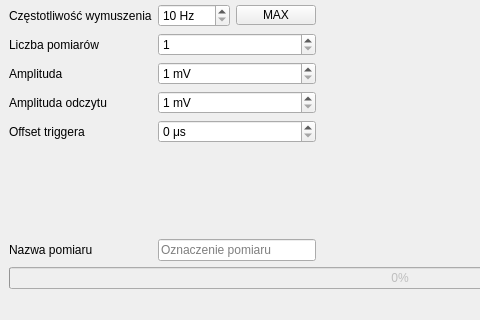
Qt form mainwindow.ui (KamilWarczekIP/Arykul_pomiary_nuromorfika) before a commit; both pictures show x 0 to 480 and y 382 to 702 of the 800 by 702 pixel window.
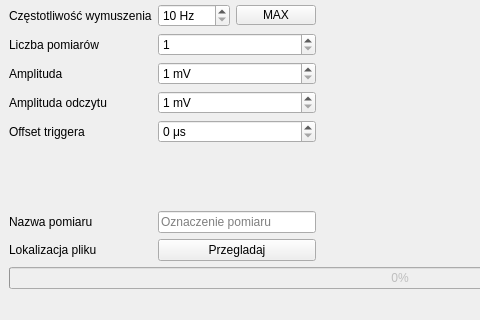
The same form after that commit.

Commit message: poprawki lokalizacji pliku

What changed in the file:
```diff
--- a/mainwindow.ui
+++ b/mainwindow.ui
@@ -457,6 +457,26 @@
           </property>
          </widget>
         </item>
+        <item row="8" column="0">
+         <widget class="QLabel" name="label_6">
+          <property name="text">
+           <string>Lokalizacja pliku</string>
+          </property>
+         </widget>
+        </item>
+        <item row="8" column="1">
+         <widget class="QPushButton" name="pushButton_lokalizacja_pliku">
+          <property name="maximumSize">
+           <size>
+            <width>300</width>
+            <height>16777215</height>
+           </size>
+          </property>
+          <property name="text">
+           <string>Przegladaj</string>
+          </property>
+         </widget>
+        </item>
        </layout>
       </item>
       <item>
```
The commit also changes 5 other files.
